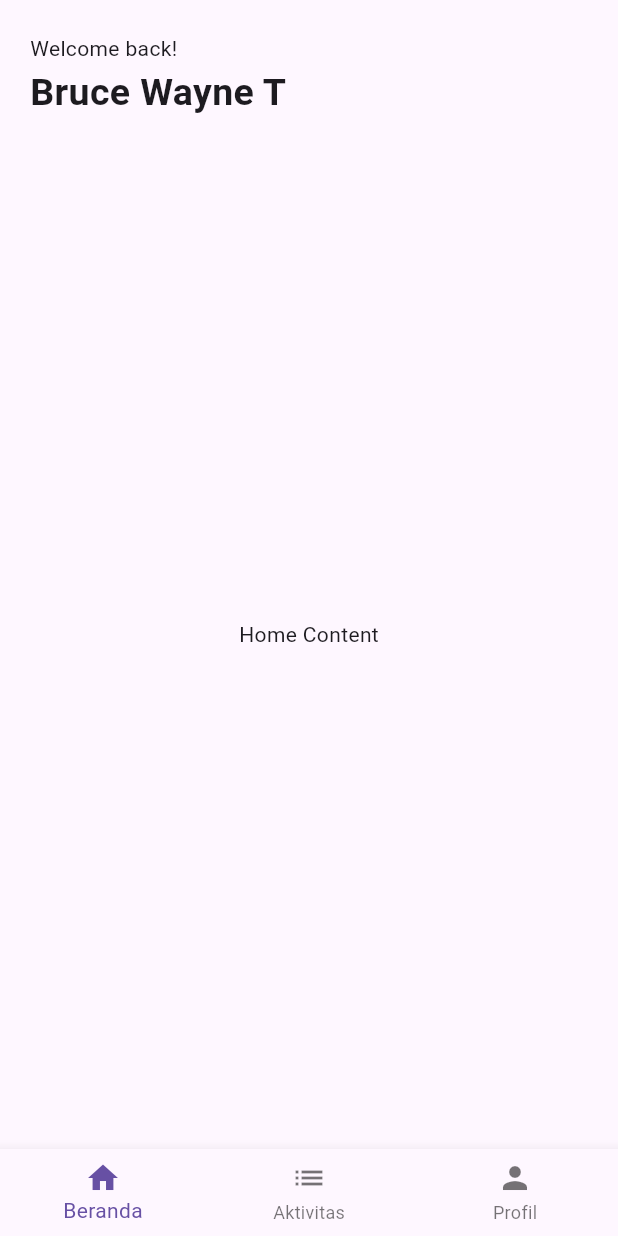
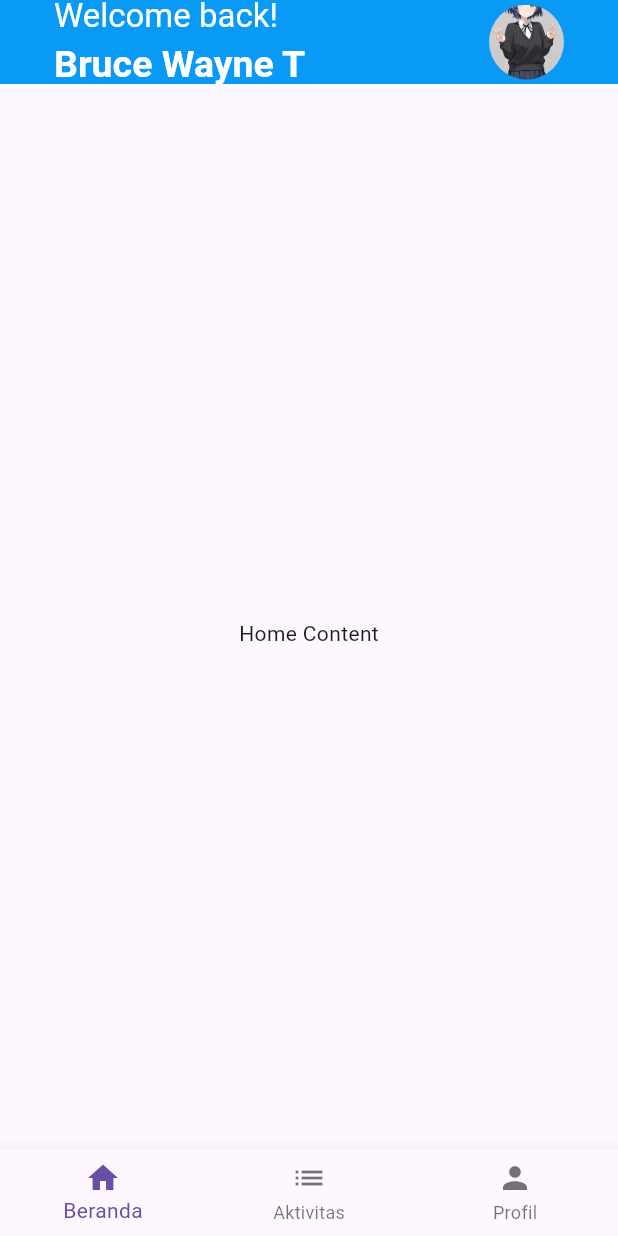
Before and after one commit to iamahmadzidan/pbo_project, a Flutter app: the HomePage screen opened directly, on a phone screen of 412 x 824 dp. Run offline on Flutter 3.47's test engine with Material 3 defaults, Android fonts, the phone set to English and light mode, and no system bars.

Commit message:
home tipis tipis
nigga

```diff
--- a/lib/halaman/home_page.dart
+++ b/lib/halaman/home_page.dart
@@ -13,33 +13,59 @@ class HomePageState extends State<HomePage> {
   int _currentIndex = 0;
 
   final List<Widget> _pages = [
-    Column(
+    Scaffold(
+      appBar: AppBar(
+        backgroundColor: const Color(0xFF099AF5),
+        automaticallyImplyLeading: false, // Menghilangkan ikon back default
+        title: Padding(
+          padding: const EdgeInsets.symmetric(horizontal: 20.0, vertical: 10.0),
+          child: Row(
+            children: [
+              // Kolom untuk teks "Welcome back!" dan nama pengguna
+              const Column(
                 crossAxisAlignment: CrossAxisAlignment.start,
                 children: [
-        const SizedBox(height: 22),
-        const Padding(
-          padding: EdgeInsets.symmetric(horizontal: 20),
-          child: Column(
-            crossAxisAlignment: CrossAxisAlignment.start,
-            children: [
-              Text('Welcome back!'),
+                  Text(
+                    'Welcome back!',
+                    style: TextStyle(color: Colors.white),
+                  ),
                   SizedBox(height: 2),
                   Text(
                     "Bruce Wayne T",
                     style: TextStyle(
                       fontSize: 25,
                       fontWeight: FontWeight.bold,
+                      color: Colors.white,
+                    ),
+                  ),
+                ],
+              ),
+              const Spacer(),
+              // Gambar profil yang bulat
+              ClipRRect(
+                borderRadius: BorderRadius.circular(60),
+                child: Image.asset(
+                  'assets/image/ryou.jpeg',
+                  width: 50,
+                  height: 50,
+                  fit: BoxFit.cover,
                 ),
               ),
             ],
           ),
         ),
-        const Expanded(
+      ),
+      body: const Column(
+        crossAxisAlignment: CrossAxisAlignment.start,
+        children: [
+          SizedBox(height: 22),
+          Expanded(
             child: Center(
               child: Text("Home Content"),
             ),
           ),
         ],
+      ),
     ),
     const ActivityPage(),
     const ProfilePage(),
@@ -54,6 +80,7 @@ class HomePageState extends State<HomePage> {
   @override
   Widget build(BuildContext context) {
     return Scaffold(
+
       body: SafeArea(
         child: _pages[_currentIndex],
       ),
--- a/lib/halaman/login_page.dart
+++ b/lib/halaman/login_page.dart
@@ -5,6 +5,7 @@ class LoginPage extends StatefulWidget {
   const LoginPage({super.key});
 
   @override
+  // ignore: library_private_types_in_public_api
   _LoginPageState createState() => _LoginPageState();
 }
 
--- a/lib/main.dart
+++ b/lib/main.dart
@@ -1,6 +1,7 @@
 import 'package:apps_pbo/state_util.dart';
 import 'package:apps_pbo/core.dart';
 import 'package:flutter/material.dart';
+
 // Import halaman login
 
 void main() {
--- a/pubspec.yaml
+++ b/pubspec.yaml
@@ -61,6 +61,7 @@ flutter:
   # To add assets to your application, add an assets section, like this:
   assets:
      - assets/image/undraw_Login_re_4vu2.png
+     - assets/image/ryou.jpeg
   #   - images/a_dot_ham.jpeg
 
   # An image asset can refer to one or more resolution-specific "variants", see
```
Also changed, not shown: assets/image/ryou.jpeg (added). Lines whose indentation alone changed are shown as unchanged.
